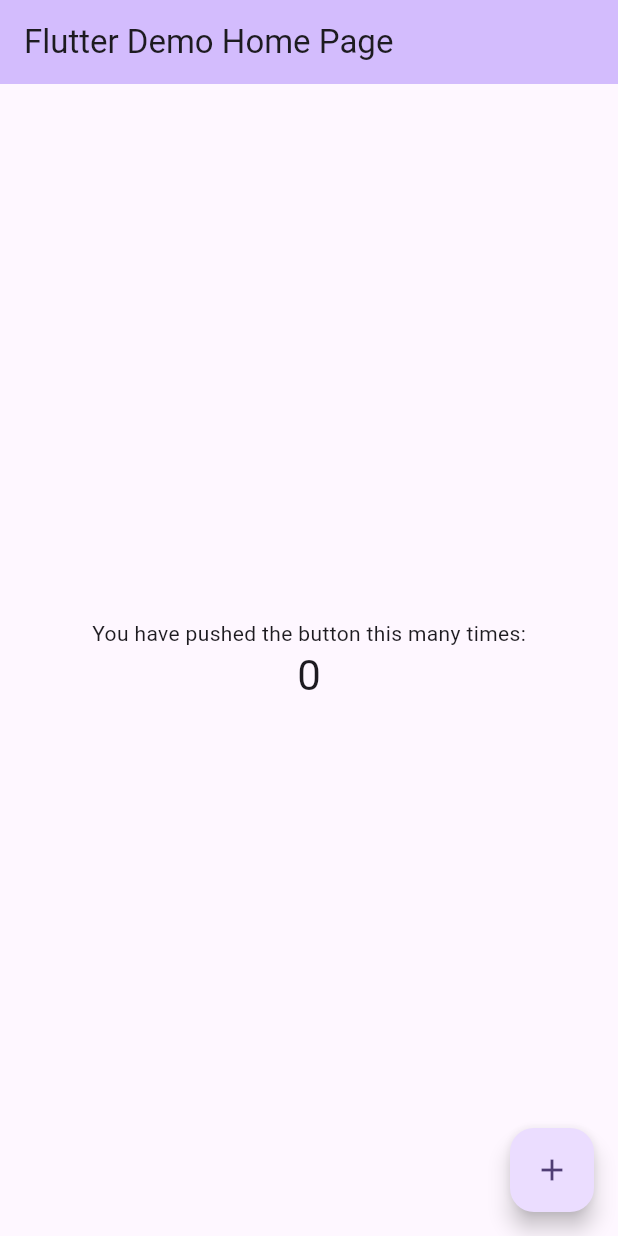
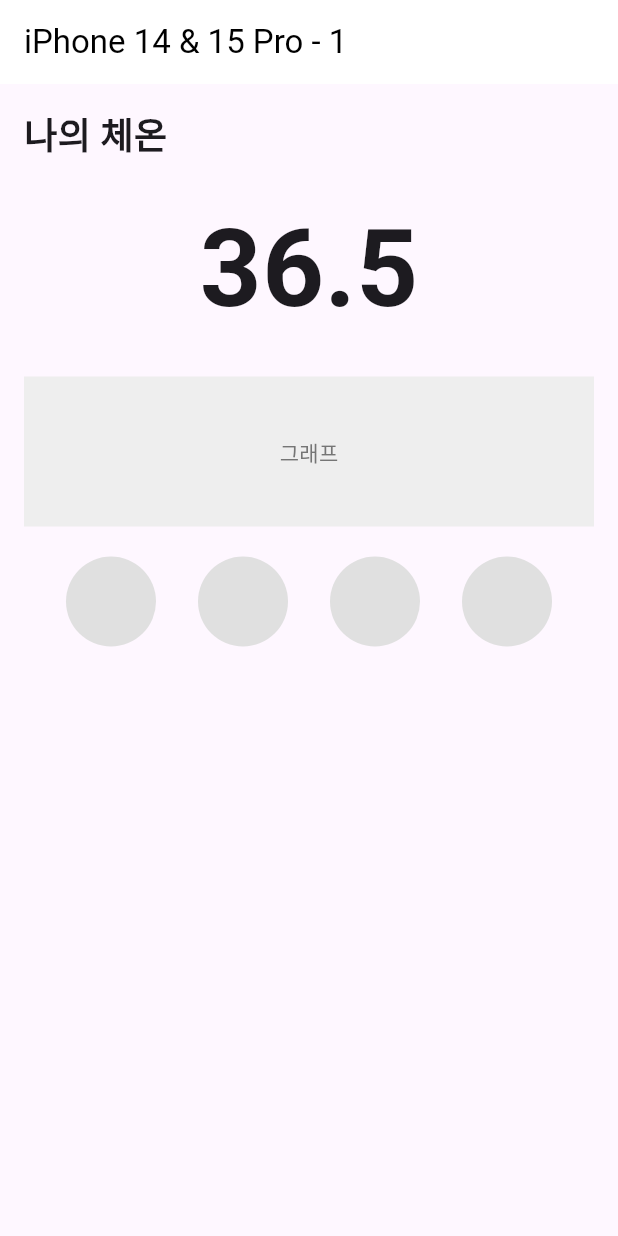
Before and after one commit to ESG-Flutter/esg-flutter, a Flutter app: the screen it shows after launch, on a phone screen of 412 x 824 dp. Run offline on Flutter 3.47's test engine with Material 3 defaults, Android fonts, the phone set to English and light mode, and no system bars.

Commit message:
feat: main 배치

```diff
--- a/esg_flutter_application/lib/main.dart
+++ b/esg_flutter_application/lib/main.dart
@@ -1,125 +1,77 @@
 import 'package:flutter/material.dart';
 
 void main() {
-  runApp(const MyApp());
+  runApp(MyApp());
 }
 
 class MyApp extends StatelessWidget {
-  const MyApp({super.key});
-
-  // This widget is the root of your application.
   @override
   Widget build(BuildContext context) {
     return MaterialApp(
-      title: 'Flutter Demo',
+      title: 'Temperature Control Vest',
       theme: ThemeData(
-        // This is the theme of your application.
-        //
-        // TRY THIS: Try running your application with "flutter run". You'll see
-        // the application has a purple toolbar. Then, without quitting the app,
-        // try changing the seedColor in the colorScheme below to Colors.green
-        // and then invoke "hot reload" (save your changes or press the "hot
-        // reload" button in a Flutter-supported IDE, or press "r" if you used
-        // the command line to start the app).
-        //
-        // Notice that the counter didn't reset back to zero; the application
-        // state is not lost during the reload. To reset the state, use hot
-        // restart instead.
-        //
-        // This works for code too, not just values: Most code changes can be
-        // tested with just a hot reload.
-        colorScheme: ColorScheme.fromSeed(seedColor: Colors.deepPurple),
-        useMaterial3: true,
+        primarySwatch: Colors.blue,
       ),
-      home: const MyHomePage(title: 'Flutter Demo Home Page'),
+      home: MainScreen(),
     );
   }
 }
 
-class MyHomePage extends StatefulWidget {
-  const MyHomePage({super.key, required this.title});
-
-  // This widget is the home page of your application. It is stateful, meaning
-  // that it has a State object (defined below) that contains fields that affect
-  // how it looks.
-
-  // This class is the configuration for the state. It holds the values (in this
-  // case the title) provided by the parent (in this case the App widget) and
-  // used by the build method of the State. Fields in a Widget subclass are
-  // always marked "final".
-
-  final String title;
-
-  @override
-  State<MyHomePage> createState() => _MyHomePageState();
-}
-
-class _MyHomePageState extends State<MyHomePage> {
-  int _counter = 0;
-
-  void _incrementCounter() {
-    setState(() {
-      // This call to setState tells the Flutter framework that something has
-      // changed in this State, which causes it to rerun the build method below
-      // so that the display can reflect the updated values. If we changed
-      // _counter without calling setState(), then the build method would not be
-      // called again, and so nothing would appear to happen.
-      _counter++;
-    });
-  }
-
+class MainScreen extends StatelessWidget {
   @override
   Widget build(BuildContext context) {
-    // This method is rerun every time setState is called, for instance as done
-    // by the _incrementCounter method above.
-    //
-    // The Flutter framework has been optimized to make rerunning build methods
-    // fast, so that you can just rebuild anything that needs updating rather
-    // than having to individually change instances of widgets.
     return Scaffold(
       appBar: AppBar(
-        // TRY THIS: Try changing the color here to a specific color (to
-        // Colors.amber, perhaps?) and trigger a hot reload to see the AppBar
-        // change color while the other colors stay the same.
-        backgroundColor: Theme.of(context).colorScheme.inversePrimary,
-        // Here we take the value from the MyHomePage object that was created by
-        // the App.build method, and use it to set our appbar title.
-        title: Text(widget.title),
+        title: Text('iPhone 14 & 15 Pro - 1'),
+        backgroundColor: Colors.white,
+        foregroundColor: Colors.black,
       ),
-      body: Center(
-        // Center is a layout widget. It takes a single child and positions it
-        // in the middle of the parent.
+      body: Padding(
+        padding: const EdgeInsets.all(16.0),
         child: Column(
-          // Column is also a layout widget. It takes a list of children and
-          // arranges them vertically. By default, it sizes itself to fit its
-          // children horizontally, and tries to be as tall as its parent.
-          //
-          // Column has various properties to control how it sizes itself and
-          // how it positions its children. Here we use mainAxisAlignment to
-          // center the children vertically; the main axis here is the vertical
-          // axis because Columns are vertical (the cross axis would be
-          // horizontal).
-          //
-          // TRY THIS: Invoke "debug painting" (choose the "Toggle Debug Paint"
-          // action in the IDE, or press "p" in the console), to see the
-          // wireframe for each widget.
-          mainAxisAlignment: MainAxisAlignment.center,
-          children: <Widget>[
-            const Text(
-              'You have pushed the button this many times:',
+          crossAxisAlignment: CrossAxisAlignment.start,
+          children: [
+            Text(
+              '나의 체온',
+              style: TextStyle(fontSize: 24, fontWeight: FontWeight.bold),
             ),
-            Text(
-              '$_counter',
-              style: Theme.of(context).textTheme.headlineMedium,
+            SizedBox(height: 20),
+            Center(
+              child: Text(
+                '36.5',
+                style: TextStyle(fontSize: 72, fontWeight: FontWeight.bold),
+              ),
+            ),
+            SizedBox(height: 20),
+            Container(
+              width: double.infinity,
+              height: 100,
+              color: Colors.grey[200],
+              child: Center(
+                child: Text(
+                  '그래프',
+                  style: TextStyle(color: Colors.grey[600]),
+                ),
+              ),
+            ),
+            SizedBox(height: 20),
+            Row(
+              mainAxisAlignment: MainAxisAlignment.spaceEvenly,
+              children: List.generate(
+                4,
+                (index) => Container(
+                  width: 60,
+                  height: 60,
+                  decoration: BoxDecoration(
+                    shape: BoxShape.circle,
+                    color: Colors.grey[300],
+                  ),
+                ),
+              ),
             ),
           ],
         ),
       ),
-      floatingActionButton: FloatingActionButton(
-        onPressed: _incrementCounter,
-        tooltip: 'Increment',
-        child: const Icon(Icons.add),
-      ), // This trailing comma makes auto-formatting nicer for build methods.
     );
   }
 }
```
Also changed, not shown: esg_flutter_application/pubspec.lock, 3 other files.
